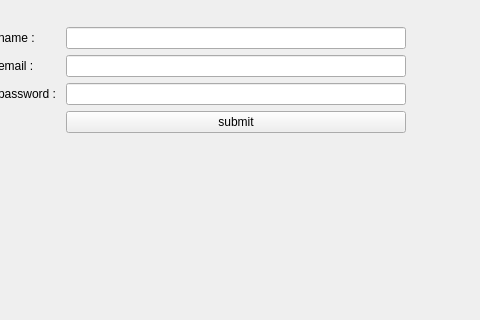
This is login.ui in HanieAkrami/crypto-currency as Qt 5 draws it before an edit; both pictures show x 132 to 612 and y 101 to 421 of the 612 by 421 pixel window. The edited form follows.
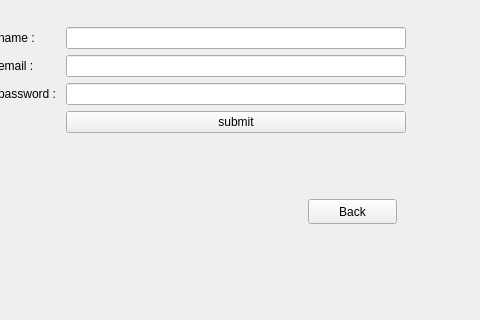
This is the edited form.

What changed in the file:
```diff
--- a/login.ui
+++ b/login.ui
@@ -74,6 +74,19 @@
     </item>
    </layout>
   </widget>
+  <widget class="QPushButton" name="back">
+   <property name="geometry">
+    <rect>
+     <x>440</x>
+     <y>300</y>
+     <width>89</width>
+     <height>25</height>
+    </rect>
+   </property>
+   <property name="text">
+    <string>Back</string>
+   </property>
+  </widget>
  </widget>
  <resources/>
  <connections/>
```
